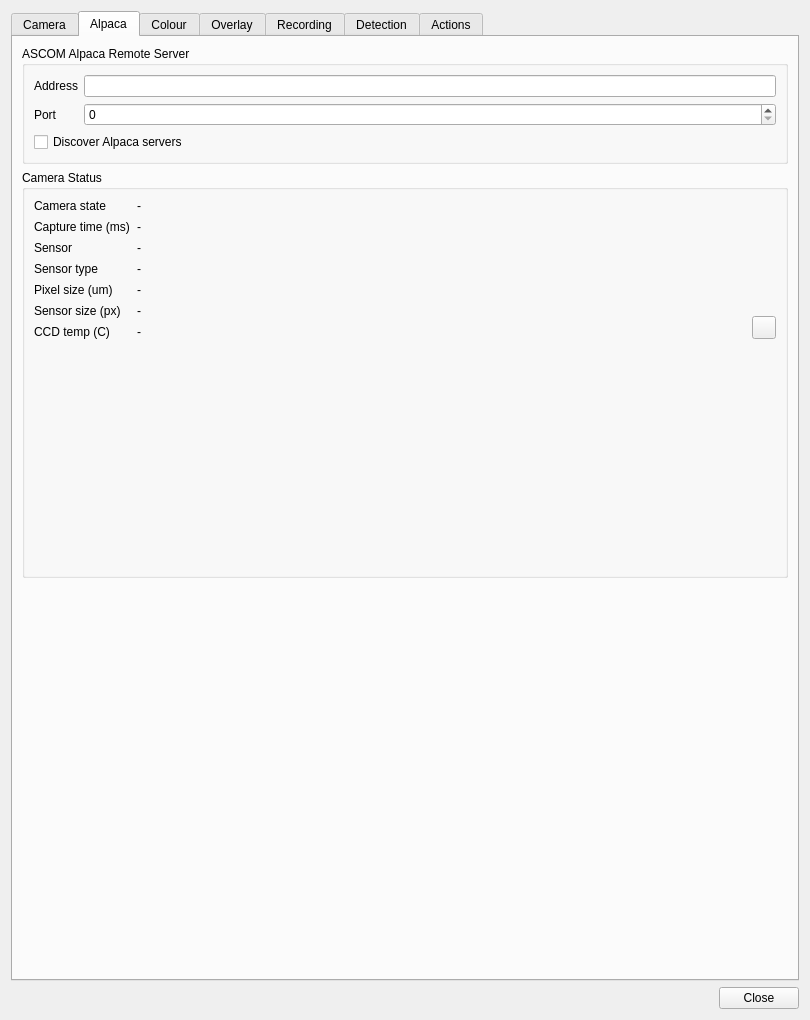
srcejon/sdrangel, file plugins/feature/camera/camerasettingsdialog.ui: the form before one commit.
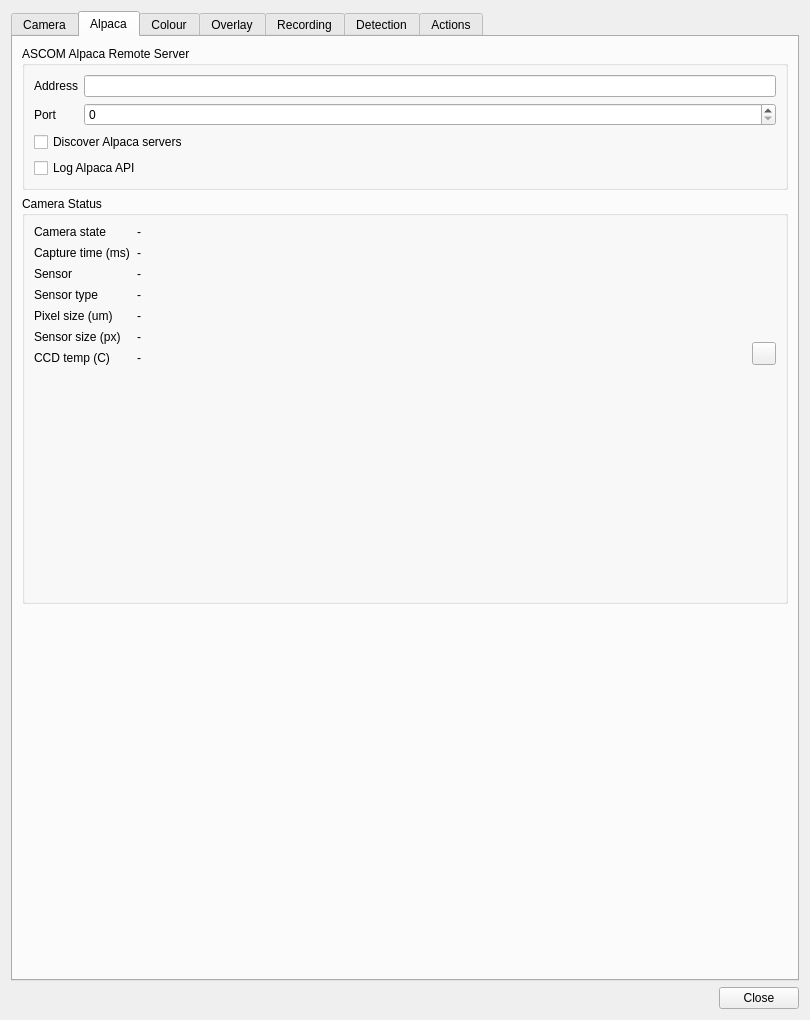
The form after the commit. The open tabs and pages were chosen to show the change. Icons and pictures are not drawn.

Commit message: Add Alpaca API debug logging option

What changed in the file:
```diff
--- a/plugins/feature/camera/camerasettingsdialog.ui
+++ b/plugins/feature/camera/camerasettingsdialog.ui
@@ -650,6 +650,16 @@
             </property>
            </widget>
           </item>
+          <item row="3" column="0" colspan="2">
+           <widget class="QCheckBox" name="alpacaApiLogCheck">
+            <property name="toolTip">
+             <string>Log Alpaca API requests and responses using qDebug</string>
+            </property>
+            <property name="text">
+             <string>Log Alpaca API</string>
+            </property>
+           </widget>
+          </item>
          </layout>
         </widget>
        </item>
```
The commit also changes 6 other files.
